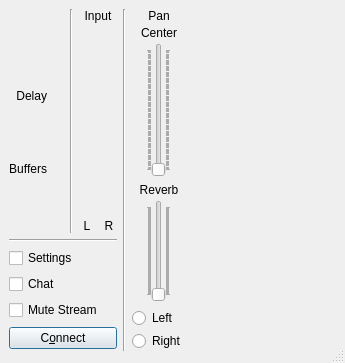
Above: src/clientdlgbase.ui from jamulussoftware/jamulus before the change. Below: the same form after it.
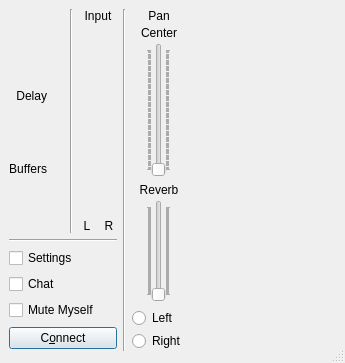
That is the form after the change. Icons and pictures are not drawn. Custom widgets are drawn as their Qt base class.

Commit message: Change Mute Stream button to Mute Myself, see #75

Diff of the .ui file:
```diff
--- a/src/clientdlgbase.ui
+++ b/src/clientdlgbase.ui
@@ -341,7 +341,7 @@
         <item>
          <widget class="QCheckBox" name="chbLocalMute">
           <property name="text">
-           <string>Mute Stream</string>
+           <string>Mute Myself</string>
           </property>
          </widget>
         </item>
```
